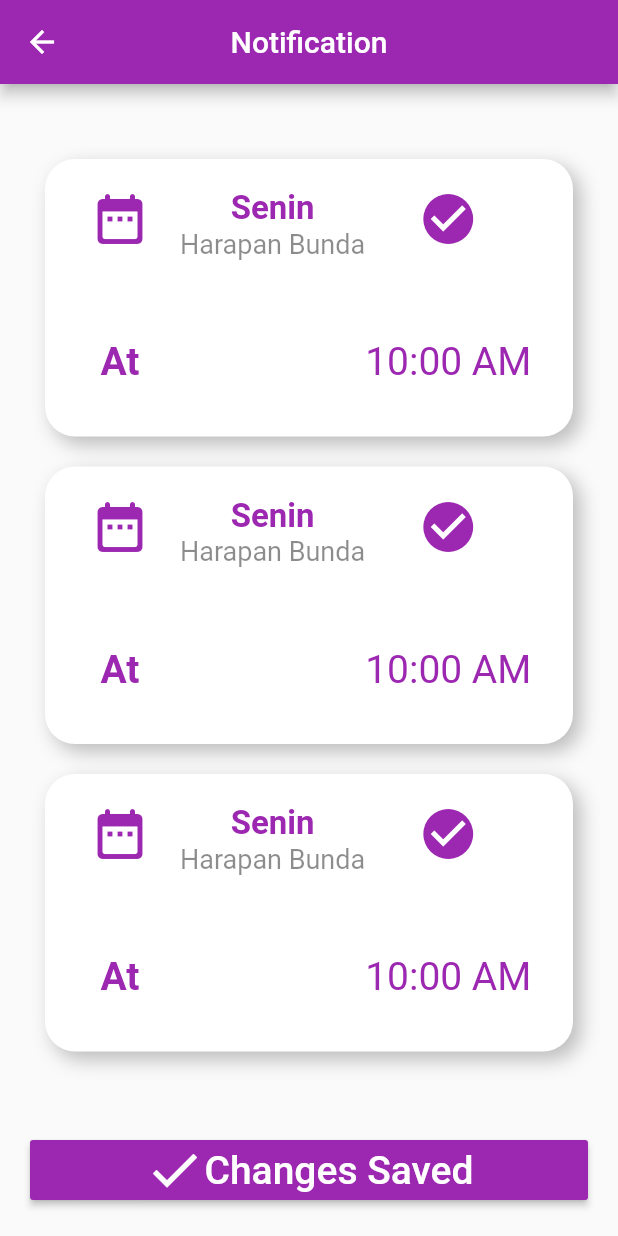
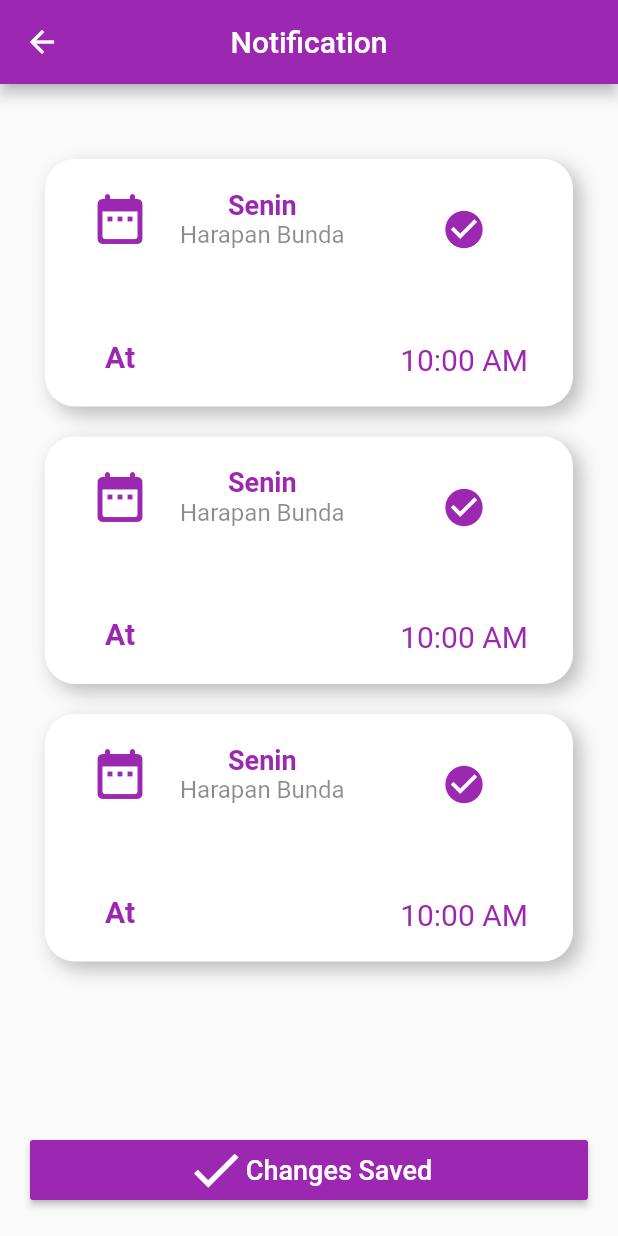
Before and after one commit to Adin09/TanyaDoc, a Flutter app: the Batal screen opened by its route, on a phone screen of 412 x 824 dp. Run offline on Flutter 3.47's test engine with Material 2 defaults, Android fonts, the phone set to English and light mode, and no system bars; our stand-ins replace google_fonts.

Commit message:
memperbaiki batal jadwal POV pasien yang widget oversized

```diff
--- a/lib/Home_page.dart
+++ b/lib/Home_page.dart
@@ -143,7 +143,8 @@ class Home extends StatelessWidget {
                           width: 15,
                         ),
                         Expanded(
-                          child: Container(
+                          child: InkWell(
+                          child : Container(
                             height: 160,
                             padding: const EdgeInsets.all(20),
                             decoration: BoxDecoration(
@@ -168,6 +169,8 @@ class Home extends StatelessWidget {
                                 )
                               ],
                             ),
+                          ),
+                            onTap: () => {Navigator.pushNamed(context, '/BatalPasien')},
                           ),
                         ),
                       ],
--- a/lib/batal_pasien_page/batal_paseien_page.dart
+++ b/lib/batal_pasien_page/batal_paseien_page.dart
@@ -18,7 +18,8 @@ class _BatalState extends State<Batal> {
         title: Text("Notification"),
         centerTitle: true,
       ),
-      body: Container(
+      body: SingleChildScrollView(
+      child: Container(
         padding: EdgeInsets.fromLTRB(30, 50, 30, 10),
         child: Center(
           child: Column(
@@ -34,7 +35,7 @@ class _BatalState extends State<Batal> {
             ],
           ),
         ),
-      ),
+      ),),
       bottomNavigationBar: Padding(
         padding: EdgeInsets.all(20.0),
         // ignore: deprecated_member_use
@@ -48,7 +49,7 @@ class _BatalState extends State<Batal> {
               Icon(Icons.check, size: 40,),
               Text("Changes Saved", style: TextStyle(
                 color: Colors.white,
-                fontSize: 26,),
+                fontSize: 18,),
               ),
             ],
           ),
--- a/lib/batal_pasien_page/batal_pasien_card.dart
+++ b/lib/batal_pasien_page/batal_pasien_card.dart
@@ -20,7 +20,7 @@ class HistoryCards extends StatelessWidget {
                   SizedBox(height: 60,),
                   Text("At", style: TextStyle(
                       color: Colors.purple,
-                      fontSize: 26, fontWeight: FontWeight.bold),
+                      fontSize: 20, fontWeight: FontWeight.bold),
                   ),
                 ],
               ),
@@ -29,12 +29,12 @@ class HistoryCards extends StatelessWidget {
                 children: const [
                   Text("Senin", style: TextStyle(
                     color: Colors.purple,
-                    fontSize: 22,
+                    fontSize: 18,
                     fontWeight: FontWeight.bold,),
                   ),
                   Text("Harapan Bunda", style: TextStyle(
                     color: Colors.black45,
-                    fontSize: 18,),
+                    fontSize: 16,),
                   ),
                 ],
               ),
@@ -42,12 +42,13 @@ class HistoryCards extends StatelessWidget {
             ],
           ),
           Column(
+            mainAxisAlignment: MainAxisAlignment.end,
             children: const [
-              Icon(Icons.check_circle, size: 40, color: Colors.purple,),
+              Icon(Icons.check_circle, size: 30, color: Colors.purple,),
               SizedBox(height: 60,),
               Text("10:00 AM", style: TextStyle(
                 color: Colors.purple,
-                fontSize: 26,),
+                fontSize: 20,),
               ),
             ],
           ),
@@ -59,7 +60,7 @@ class HistoryCards extends StatelessWidget {
       // 2
       constraints: const BoxConstraints.expand(
         width: 600,
-        height: 185,
+        height: 165,
       ),
       // 3
       decoration: const BoxDecoration(
```
